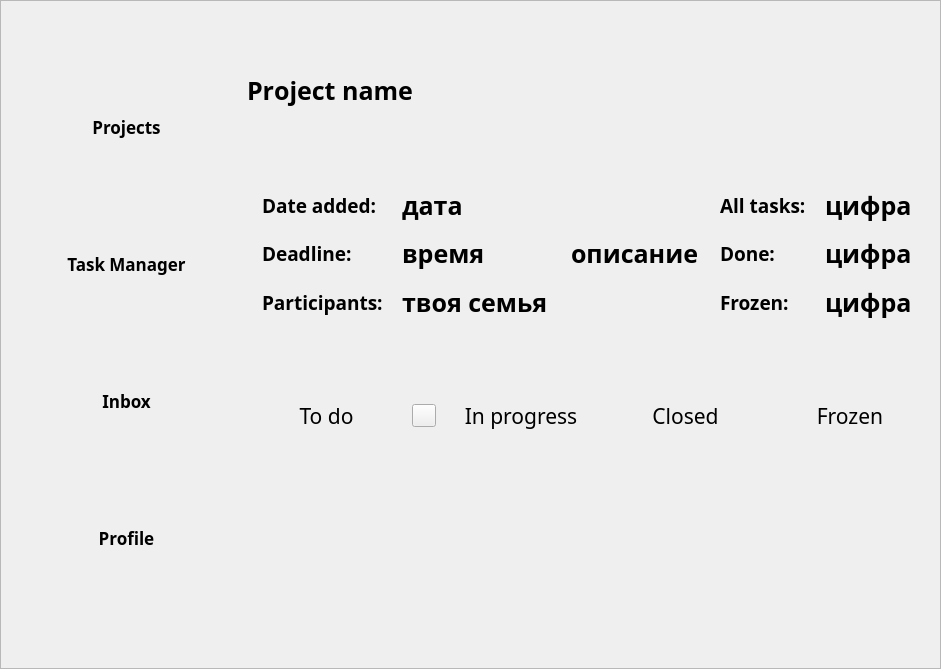
First picture: the form in ui/MainWindowTaskManager.ui, repository kiozet/TaskManagerWithAI, before the edit.
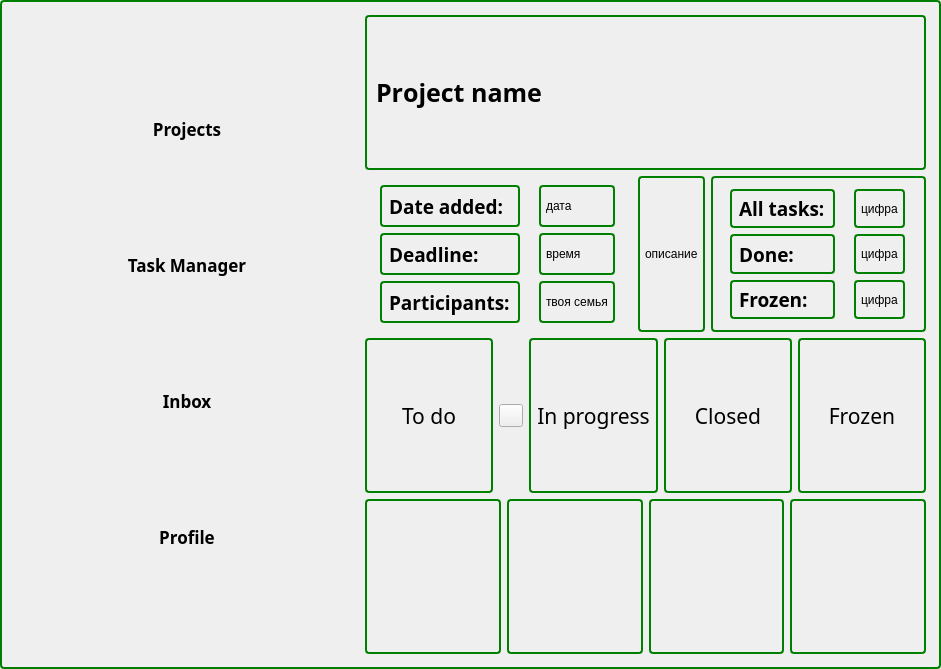
Second picture: the form after the edit. Icons and pictures are not drawn.

Commit message: Separate ui files and python files for them

Patch:
```diff
--- a/ui/MainWindowTaskManager.ui
+++ b/ui/MainWindowTaskManager.ui
@@ -31,6 +31,14 @@
   <property name="autoFillBackground">
    <bool>false</bool>
   </property>
+  <property name="styleSheet">
+   <string notr="true">QFrame, QLabel, QToolTip {
+    border: 2px solid green;
+    border-radius: 4px;
+    padding: 2px;
+    background-image: url(images/welcome.png);
+}</string>
+  </property>
   <property name="frameShape">
    <enum>QFrame::StyledPanel</enum>
   </property>
```
The commit also changes 5 other files.
